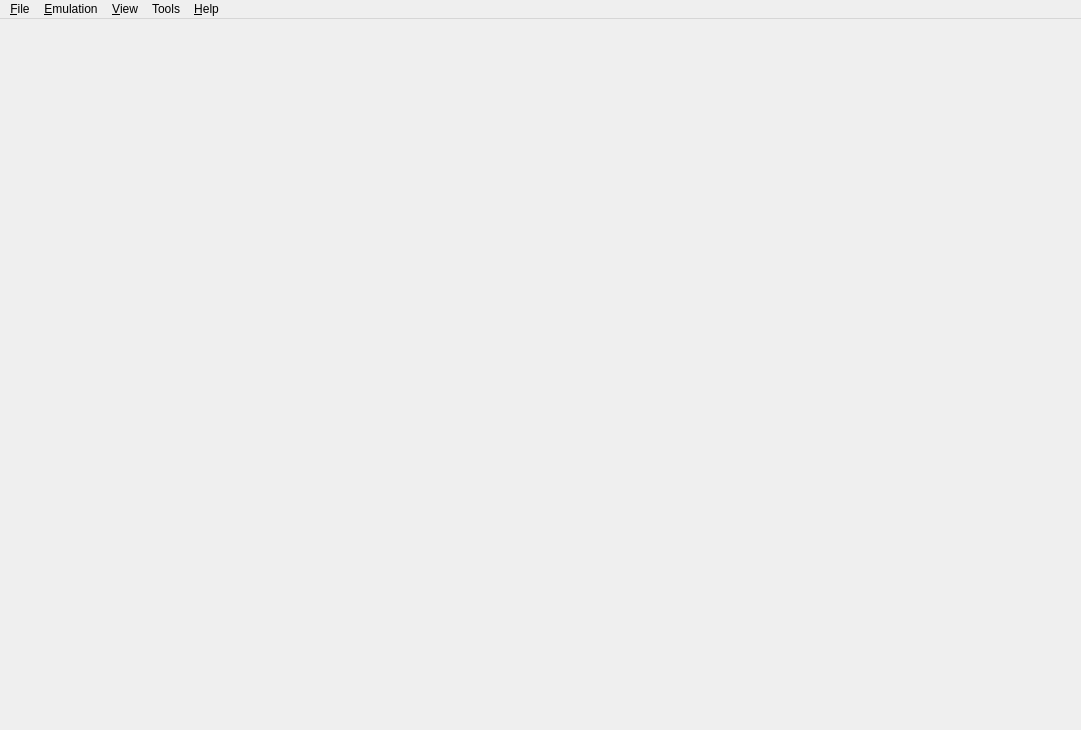
Above: src/yuzu/main.ui from rorrim-rorrim/eden-alt before the change. Below: the same form after it.
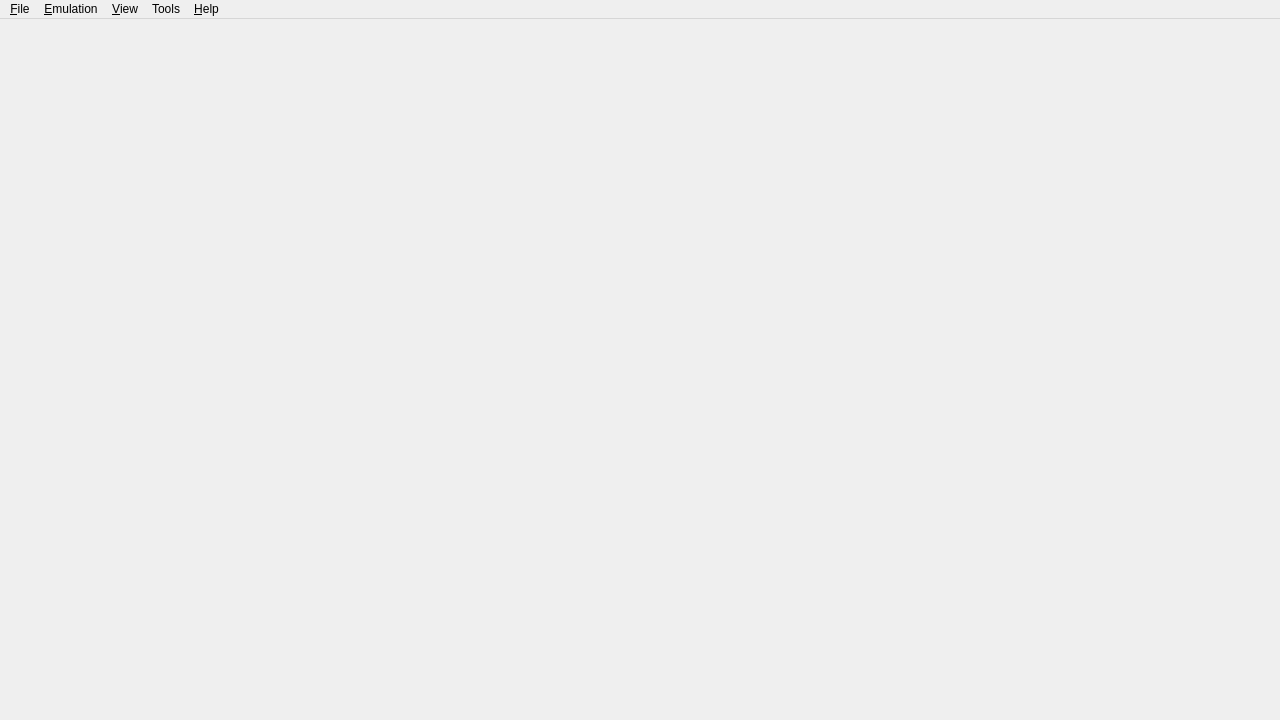
That is the form after the change. Icons and pictures are not drawn.

Commit message: frontend: Set minimum window size to 640x360 instead of 1280x720 (#3413)

```diff
--- a/src/yuzu/main.ui
+++ b/src/yuzu/main.ui
@@ -6,8 +6,8 @@
    <rect>
     <x>0</x>
     <y>0</y>
-    <width>1081</width>
-    <height>730</height>
+    <width>1280</width>
+    <height>720</height>
    </rect>
   </property>
   <property name="windowTitle">
@@ -44,7 +44,7 @@
     <rect>
      <x>0</x>
      <y>0</y>
-     <width>1081</width>
+     <width>1280</width>
      <height>21</height>
     </rect>
    </property>
```
Left out of the diff: 6 changed lines with no effect on the pictures. The commit also changes 5 other files.
